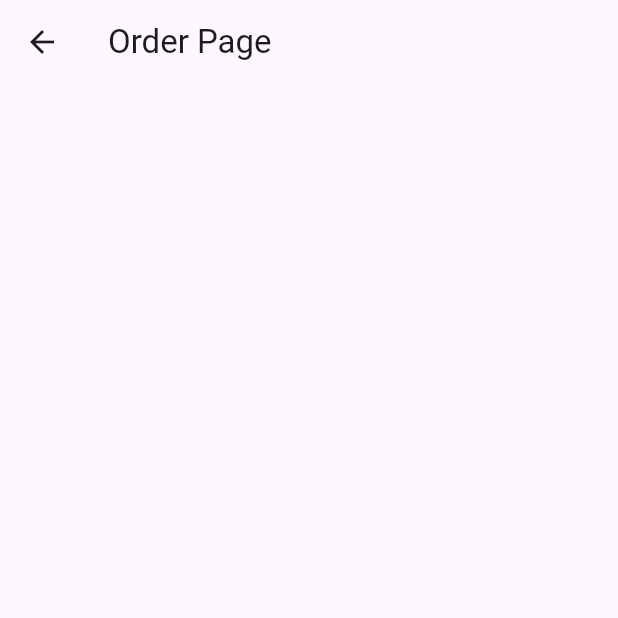
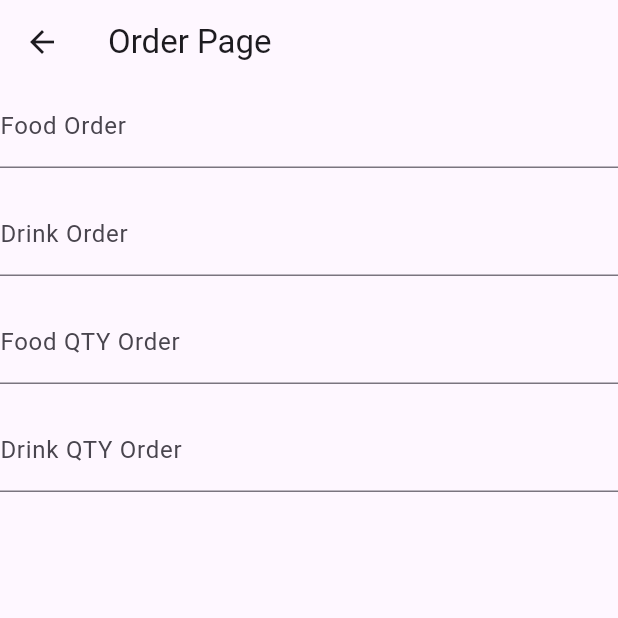
Before and after one commit to yafidaffaa/20220140083_act4, a Flutter app: the OrderPage screen opened directly, on a phone screen of 412 x 824 dp, the top half of it. Run offline on Flutter 3.47's test engine with Material 3 defaults, Android fonts, the phone set to English and light mode, and no system bars; missing offline and left inert: play_navigation; statements that could not run were skipped.

Commit message:
menambahkan form dengan text field

```diff
--- a/lib/pages/order_page.dart
+++ b/lib/pages/order_page.dart
@@ -26,6 +26,56 @@ class _OrderPageState extends State<OrderPage> {
   @override
   Widget build(BuildContext context) {
     final _formKey = GlobalKey<FormState>();
-    return Scaffold(appBar: AppBar(title: Text('Order Page')));
+    return Scaffold(
+      appBar: AppBar(title: Text('Order Page')),
+      body: Form(
+        key: _formKey,
+        child: Column(
+          spacing: 16,
+          children: [
+            TextFormField(
+              controller: makananController,
+              decoration: const InputDecoration(labelText: 'Food Order'),
+              validator: (value) {
+                if (value == null || value.isEmpty) {
+                  return 'Please enter your food order';
+                }
+                return null;
+              },
+            ),
+            TextFormField(
+              controller: minumanController,
+              decoration: const InputDecoration(labelText: 'Drink Order'),
+              validator: (value) {
+                if (value == null || value.isEmpty) {
+                  return 'Please enter your drink order';
+                }
+                return null;
+              },
+            ),
+            TextFormField(
+              controller: jumlahMakananController,
+              decoration: const InputDecoration(labelText: 'Food QTY Order'),
+              validator: (value) {
+                if (value == null || value.isEmpty) {
+                  return 'Please enter your qty of food order';
+                }
+                return null;
+              },
+            ),
+            TextFormField(
+              controller: jumlahMinumanController,
+              decoration: const InputDecoration(labelText: 'Drink QTY Order'),
+              validator: (value) {
+                if (value == null || value.isEmpty) {
+                  return 'Please enter your qty of drink order';
+                }
+                return null;
+              },
+            ),
+          ],
+        ),
+      ),
+    );
   }
 }
```
